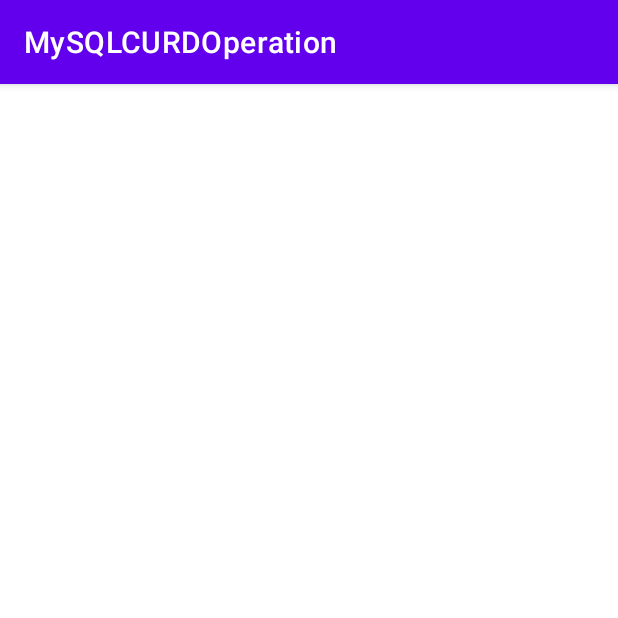
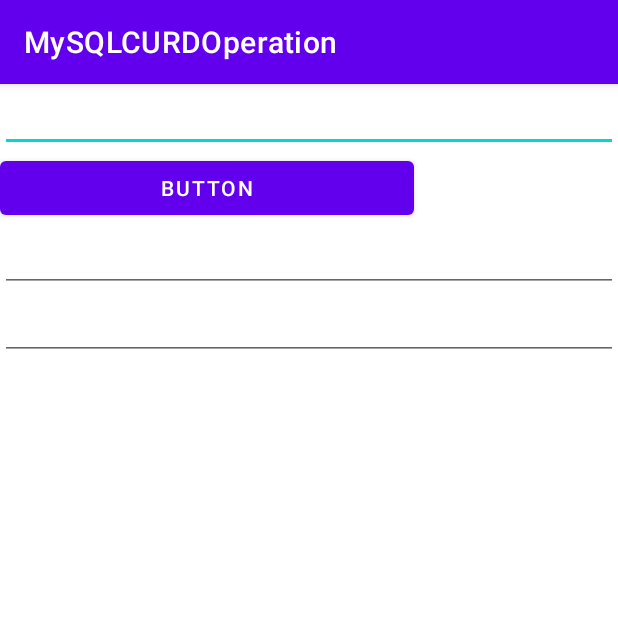
Before and after one commit to CluelessTech/MySQL-Database-in-Android, an Android app: the ShowRecordActivity screen opened directly, with no data from a screen before it, on a phone screen of 412 x 824 dp, the top half of it. Run offline under Robolectric (Android 15) with nearby library versions, the phone set to English and light mode, and no system bars.

```diff
--- a/app/src/main/res/layout/activity_show_record.xml
+++ b/app/src/main/res/layout/activity_show_record.xml
@@ -1,9 +1,36 @@
 <?xml version="1.0" encoding="utf-8"?>
-<androidx.constraintlayout.widget.ConstraintLayout xmlns:android="http://schemas.android.com/apk/res/android"
+<LinearLayout xmlns:android="http://schemas.android.com/apk/res/android"
     xmlns:app="http://schemas.android.com/apk/res-auto"
     xmlns:tools="http://schemas.android.com/tools"
     android:layout_width="match_parent"
     android:layout_height="match_parent"
+    android:orientation="vertical"
     tools:context=".ShowRecordActivity">
 
-</androidx.constraintlayout.widget.ConstraintLayout>
+    <EditText
+        android:id="@+id/editID"
+        android:numeric="integer"
+        android:layout_width="match_parent"
+        android:layout_height="wrap_content" >
+
+        <requestFocus />
+    </EditText>
+
+
+    <Button
+        android:id="@+id/submitRecord"
+        android:layout_width="276dp"
+        android:layout_height="wrap_content"
+        android:text="Button" />
+
+
+    <EditText
+        android:id="@+id/userName"
+        android:layout_width="match_parent"
+        android:layout_height="wrap_content" />
+
+    <EditText
+        android:id="@+id/programLang"
+        android:layout_width="match_parent"
+        android:layout_height="wrap_content" />
+</LinearLayout>
```
Also changed, not shown: app/src/main/java/com/cluelesstech/mysqlcurdoperation/ShowRecordActivity.java (+99 -0 lines).
